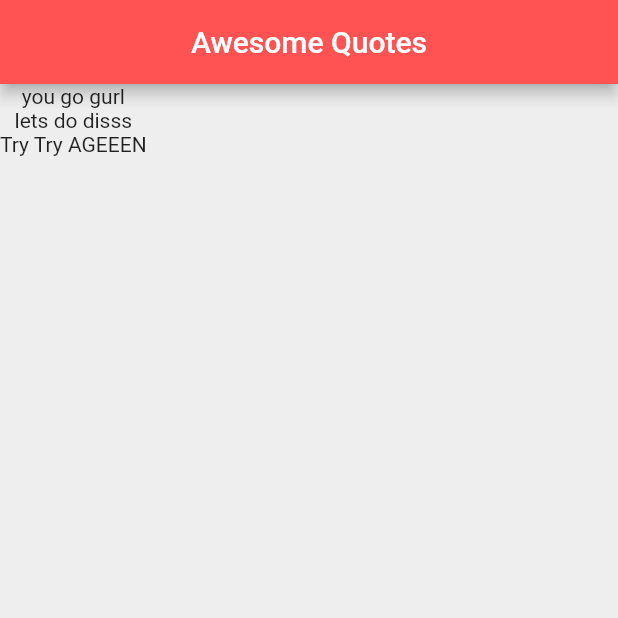
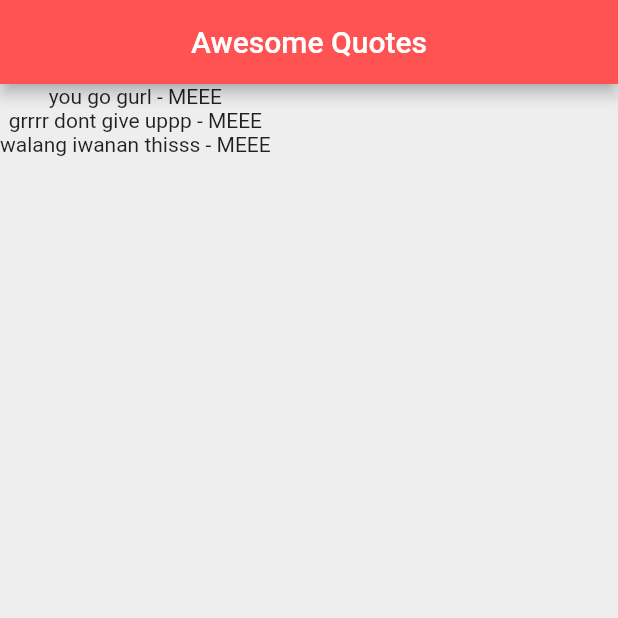
Before and after one commit to danielleajoc/flutterTutorial, a Flutter app: the screen it shows after launch, on a phone screen of 412 x 824 dp, the top half of it. Run offline on Flutter 3.47's test engine with Material 2 defaults, Android fonts, the light colour scheme and no system bars.

Commit message:
Custom classes

```diff
--- a/lib/main.dart
+++ b/lib/main.dart
@@ -1,4 +1,5 @@
 import 'package:flutter/material.dart';
+import 'quote.dart';
 
 void main() => runApp(MaterialApp(
   home: QuoteList(),
@@ -10,10 +11,10 @@ class QuoteList extends StatefulWidget {
 }
 
 class _QuoteListState extends State<QuoteList> {
-  List<String> quotes =[
-    "you go gurl",
-    "lets do disss",
-    "Try Try AGEEEN"
+  List<Quote> quotes =[
+    Quote(author:'MEEE',text:"you go gurl"),
+    Quote(author:'MEEE',text:"grrrr dont give uppp"),
+    Quote(author:'MEEE',text:"walang iwanan thisss")
   ];
 
   @override
@@ -27,7 +28,7 @@ class _QuoteListState extends State<QuoteList> {
       backgroundColor: Colors.grey[200],
       body: Column(
         children: quotes.map((quote){
-          return Text(quote);
+          return Text('${quote.text} - ${quote.author} ');
         }).toList()
       ),
     );
--- /dev/null
+++ b/lib/quote.dart
@@ -0,0 +1,6 @@
+class Quote{
+  String text;
+  String author;
+
+  Quote({this.text, this.author});
+}
```
